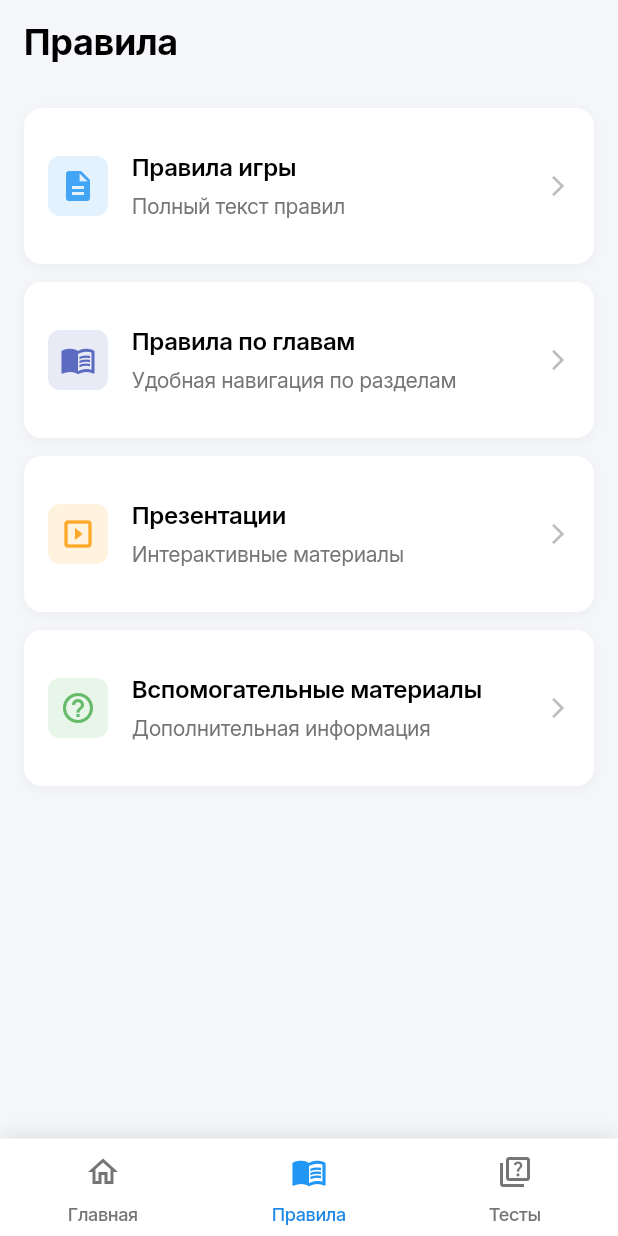
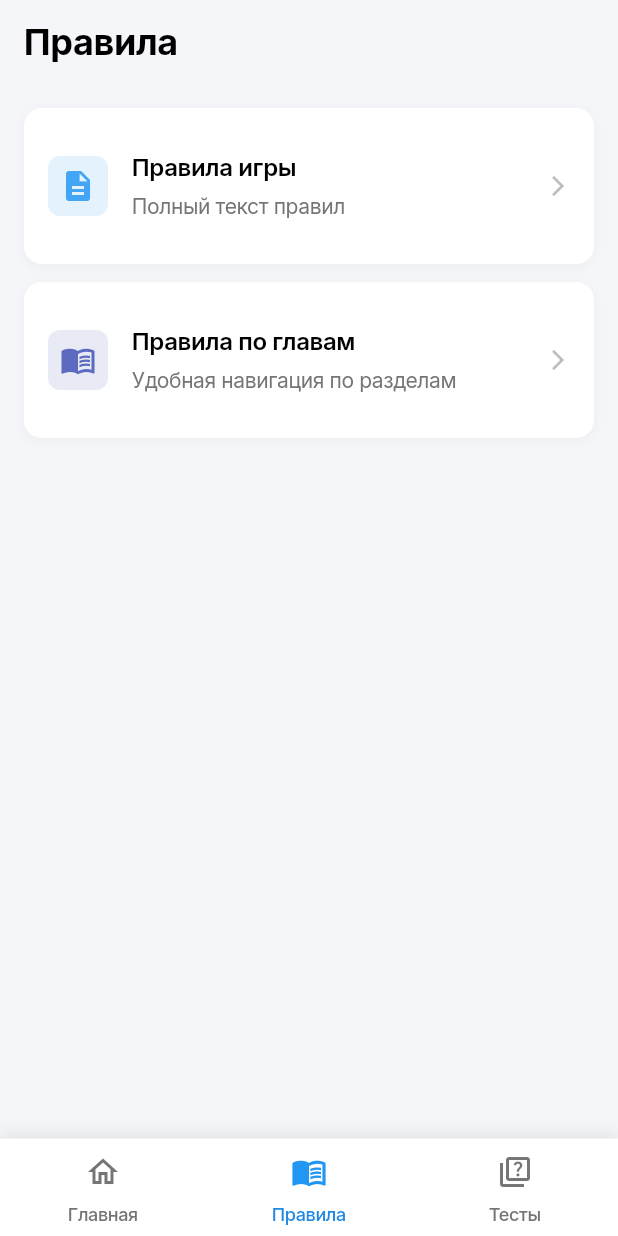
Before and after one commit to MedvedevEugene/Referee_App, a Flutter app: the screen it shows after launch, item 2 of the bottom bar chosen, on a phone screen of 412 x 824 dp. Run offline on Flutter 3.47's test engine with Material 3 defaults, Android fonts, the phone set to English and light mode, and no system bars; our stand-ins replace font_awesome_flutter, google_fonts, shared_preferences; missing offline and left inert: shared_preferences.dart, syncfusion_flutter_pdfviewer.

Commit message:
Удалены карточки 'Презентации' и 'Вспомогательные материалы' с экрана правил

```diff
--- a/lib/screens/rules_screen.dart
+++ b/lib/screens/rules_screen.dart
@@ -53,30 +53,6 @@ class RulesScreen extends StatelessWidget {
                   builder: (context) => RulesChaptersScreen(),
                 ),
               );
-            },
-          ),
-          const SizedBox(height: 12),
-          _buildRuleCard(
-            context: context,
-            icon: Icons.slideshow,
-            iconColor: Colors.orange[400]!,
-            iconBackground: Colors.orange[50]!,
-            title: 'Презентации',
-            subtitle: 'Интерактивные материалы',
-            onTap: () {
-              // TODO: Navigate to presentations
-            },
-          ),
-          const SizedBox(height: 12),
-          _buildRuleCard(
-            context: context,
-            icon: Icons.help_outline,
-            iconColor: Colors.green[400]!,
-            iconBackground: Colors.green[50]!,
-            title: 'Вспомогательные материалы',
-            subtitle: 'Дополнительная информация',
-            onTap: () {
-              // TODO: Navigate to additional materials
             },
           ),
         ],
```
Also changed, not shown: lib/screens/chapter_test_results_screen.dart (+0 -29 lines), lib/screens/favorite_test_screen.dart (+7 -1 lines), lib/screens/test_results_screen.dart (+0 -29 lines), icon.png (added), 6 other files.
